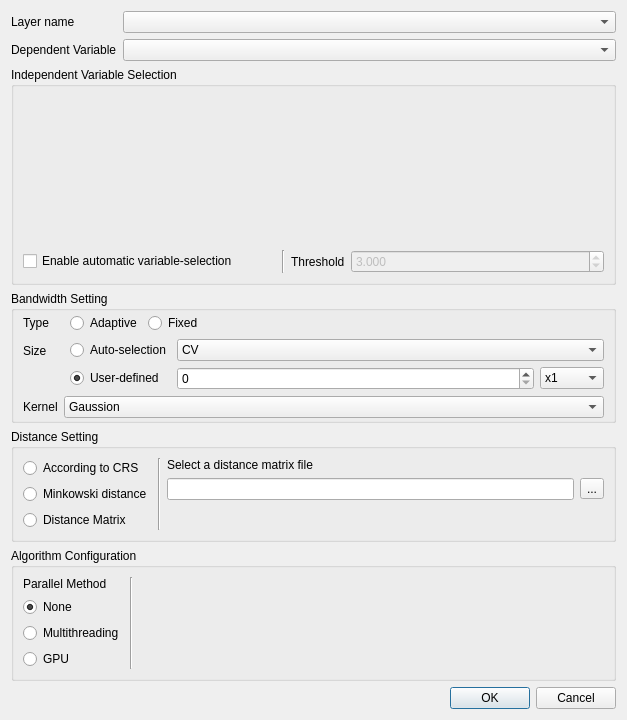
First picture: the form in gwmgwroptionsdialog.ui, repository GWmodel-Lab/GWmodelS, before the edit.
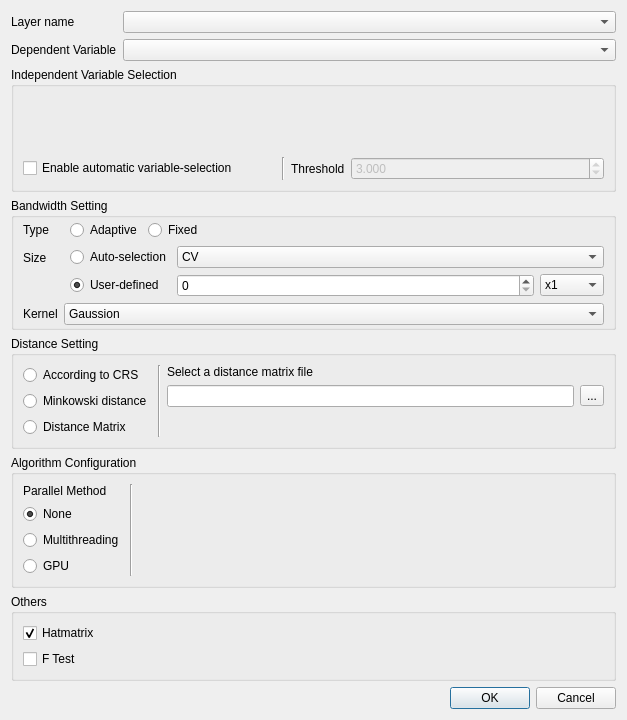
Second picture: the form after the edit. Custom widgets are drawn as their Qt base class.

Commit message: 新增：设置界面 hatmatrix 和 Ftest 参数配置

```diff
--- a/gwmgwroptionsdialog.ui
+++ b/gwmgwroptionsdialog.ui
@@ -13,7 +13,7 @@
   <property name="windowTitle">
    <string>GWR Configure</string>
   </property>
-  <layout class="QVBoxLayout" name="verticalLayout_3" stretch="0,1,0,0,0,0">
+  <layout class="QVBoxLayout" name="verticalLayout_3" stretch="0,1,0,0,0,0,0">
    <item>
     <layout class="QFormLayout" name="formLayout_6">
      <item row="0" column="1">
@@ -705,6 +705,32 @@
      </layout>
     </widget>
    </item>
+   <item>
+    <widget class="QGroupBox" name="groupBox_4">
+     <property name="title">
+      <string>Others</string>
+     </property>
+     <layout class="QFormLayout" name="formLayout_7">
+      <item row="1" column="0">
+       <widget class="QCheckBox" name="cbxFTest">
+        <property name="text">
+         <string>F Test</string>
+        </property>
+       </widget>
+      </item>
+      <item row="0" column="0">
+       <widget class="QCheckBox" name="cbxHatmatrix">
+        <property name="text">
+         <string>Hatmatrix</string>
+        </property>
+        <property name="checked">
+         <bool>true</bool>
+        </property>
+       </widget>
+      </item>
+     </layout>
+    </widget>
+   </item>
    <item>
     <layout class="QHBoxLayout" name="horizontalLayout_5">
      <item>
```
The commit also changes 9 other files.
